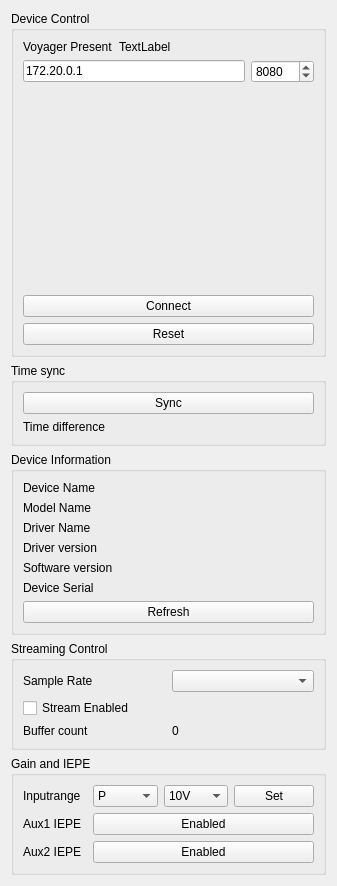
Microflown-Technologies/DAQ-Driver, file Debugger/Components/Controls.ui: the form before one commit.
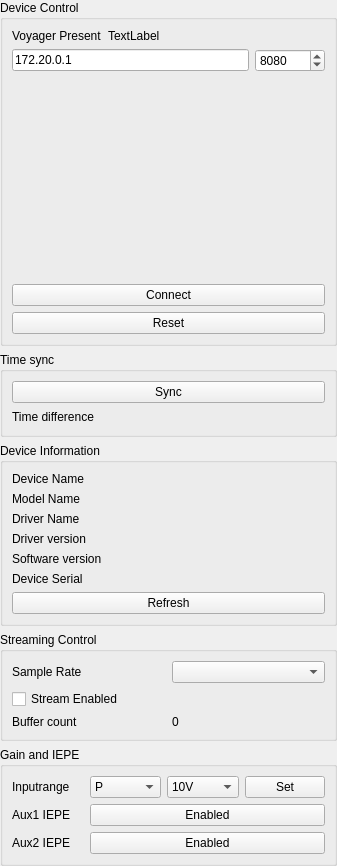
The form after the commit. Custom widgets are drawn as their Qt base class.

The edit to the form file:
```diff
--- a/Debugger/Components/Controls.ui
+++ b/Debugger/Components/Controls.ui
@@ -14,6 +14,18 @@
    <string>Form</string>
   </property>
   <layout class="QGridLayout" name="gridLayout">
+   <property name="leftMargin">
+    <number>0</number>
+   </property>
+   <property name="topMargin">
+    <number>0</number>
+   </property>
+   <property name="rightMargin">
+    <number>0</number>
+   </property>
+   <property name="bottomMargin">
+    <number>0</number>
+   </property>
    <item row="3" column="0">
     <widget class="QGroupBox" name="grp_StreamControl">
      <property name="title">
```
